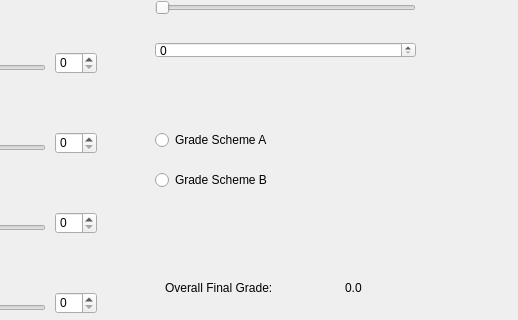
The window that mainwindow.ui (lailamargaret/ActualGradeCalculator) describes before a commit, drawn with Qt 5; both pictures show x 225 to 743 and y 295 to 615 of the 743 by 868 pixel window.
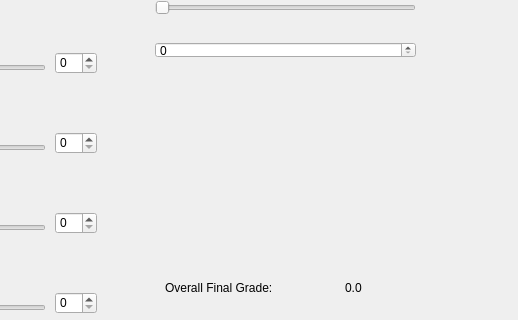
The same window after the commit.

Diff of the .ui file:
```diff
--- a/mainwindow.ui
+++ b/mainwindow.ui
@@ -437,32 +437,6 @@
      <string>HW 7</string>
     </property>
    </widget>
-   <widget class="QRadioButton" name="SchemeA_Button">
-    <property name="geometry">
-     <rect>
-      <x>380</x>
-      <y>410</y>
-      <width>171</width>
-      <height>16</height>
-     </rect>
-    </property>
-    <property name="text">
-     <string>Grade Scheme A</string>
-    </property>
-   </widget>
-   <widget class="QRadioButton" name="SchemeB_Button">
-    <property name="geometry">
-     <rect>
-      <x>380</x>
-      <y>450</y>
-      <width>151</width>
-      <height>16</height>
-     </rect>
-    </property>
-    <property name="text">
-     <string>Grade Scheme B</string>
-    </property>
-   </widget>
    <widget class="QLabel" name="OFG_Label">
     <property name="geometry">
      <rect>
```
